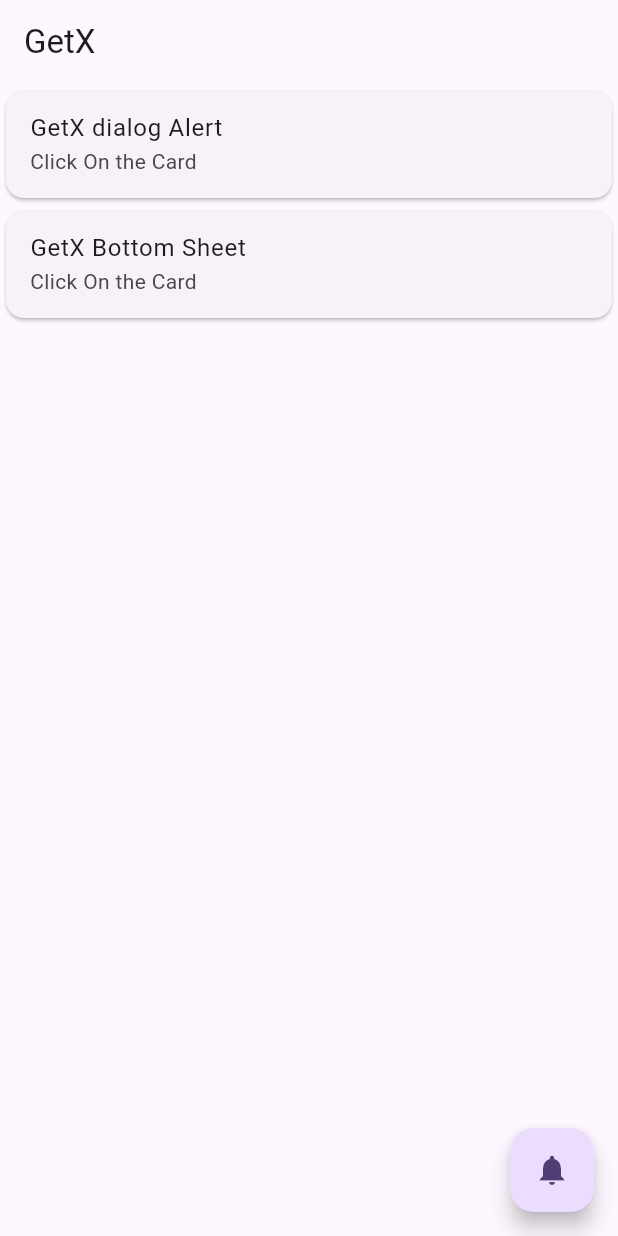
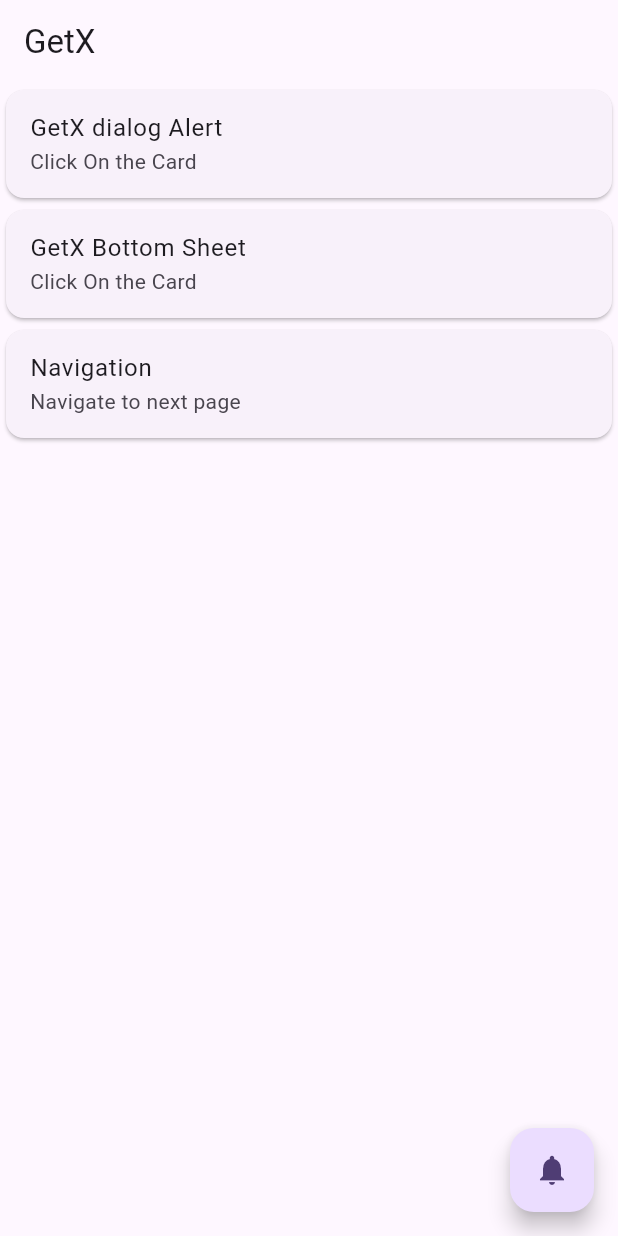
Before and after one commit to muhammadnaqeeb/GetX-Tutorial, a Flutter app: the screen it shows after launch, on a phone screen of 412 x 824 dp. Run offline on Flutter 3.47's test engine with Material 3 defaults, Android fonts, the phone set to English and light mode, and no system bars; our stand-ins replace get.

Commit message:
navigation in getx

```diff
--- a/lib/home_screen.dart
+++ b/lib/home_screen.dart
@@ -1,5 +1,6 @@
 import 'package:flutter/material.dart';
 import 'package:get/get.dart';
+import 'package:getx_tutorial/another_screen.dart';
 
 class HomeScreen extends StatelessWidget {
   const HomeScreen({super.key});
@@ -81,7 +82,19 @@ class HomeScreen extends StatelessWidget {
                 );
               },
             ),
-          )
+          ),
+          // Navigation
+          Card(
+            child: ListTile(
+              title: const Text("Navigation"),
+              subtitle: const Text("Navigate to next page"),
+              onTap: () {
+                Get.to(() => const AnotherScreen(
+                      name: "Naqeeb",
+                    ));
+              },
+            ),
+          ),
         ],
       ),
       floatingActionButton: FloatingActionButton(
```
Also changed, not shown: lib/another_screen.dart (added, +32 -0 lines).
